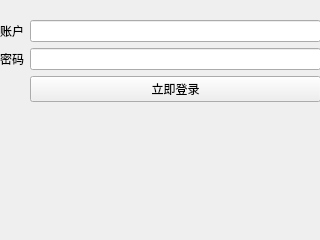
Old version of the form loginwindow.ui in the repository cwheart/qatime-studio.
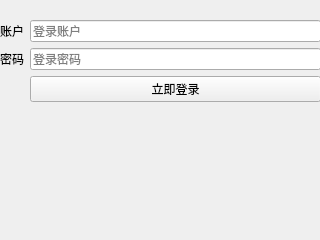
New version of the form.

The edit to the form file:
```diff
--- a/loginwindow.ui
+++ b/loginwindow.ui
@@ -35,7 +35,11 @@
       </widget>
      </item>
      <item row="1" column="1">
-      <widget class="QLineEdit" name="accountText"/>
+      <widget class="QLineEdit" name="accountText">
+       <property name="placeholderText">
+        <string>登录账户</string>
+       </property>
+      </widget>
      </item>
      <item row="3" column="0">
       <widget class="QLabel" name="passwordLabel">
@@ -45,7 +49,14 @@
       </widget>
      </item>
      <item row="3" column="1">
-      <widget class="QLineEdit" name="passwordText"/>
+      <widget class="QLineEdit" name="passwordText">
+       <property name="echoMode">
+        <enum>QLineEdit::Password</enum>
+       </property>
+       <property name="placeholderText">
+        <string>登录密码</string>
+       </property>
+      </widget>
      </item>
      <item row="4" column="1">
       <widget class="QPushButton" name="loginButton">
```
